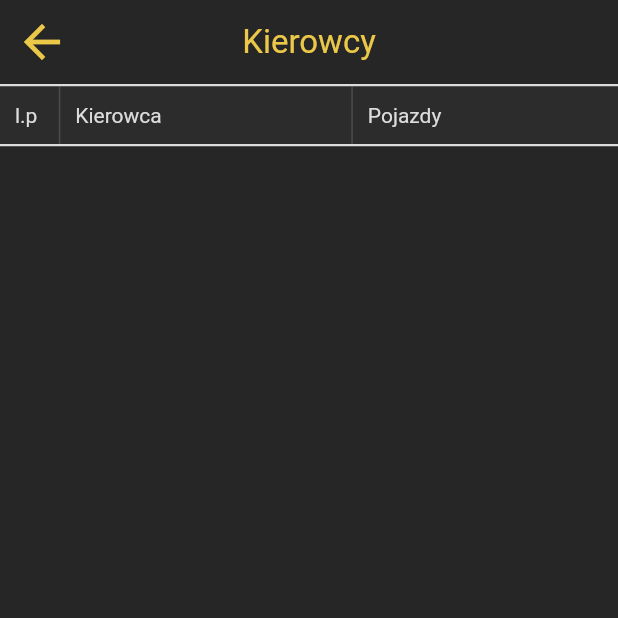
After one commit to xnrado/domjan, a Flutter app: the Drivers screen opened directly, on a phone screen of 412 x 824 dp, the top half of it. The commit adds this screen. Run offline on Flutter 3.47's test engine with Material 2 defaults, Android fonts, the phone set to English and light mode, and no system bars; our stand-ins replace firebase_auth, firebase_core, flutter_dotenv, shared_preferences, table_calendar; missing offline and left inert: mysql_client; accounts and stored records are empty.

Commit message:
Progress
- Added new classes
- Added new fields to the Drawer
- Added a new view drivers
- Improvements to backend database
- Bugfixes and localisation changes

```diff
--- /dev/null
+++ b/lib/views/home/drivers.dart
@@ -0,0 +1,202 @@
+import 'package:domjan/views/classes.dart';
+import 'package:flutter/material.dart';
+
+import '../../palette.dart';
+
+class Drivers extends StatefulWidget {
+  const Drivers({super.key});
+
+  @override
+  State<Drivers> createState() => _DriversState();
+}
+
+class _DriversState extends State<Drivers> {
+  @override
+  Widget build(BuildContext context) {
+    return Scaffold(
+      backgroundColor: Palette.backgroundColor,
+      appBar: AppBar(
+        centerTitle: true,
+        iconTheme: const IconThemeData(size: 36, color: Palette.domjanColor),
+        backgroundColor: Palette.backgroundColor,
+        title: const Text(
+          'Kierowcy',
+          style: TextStyle(color: Palette.domjanColor),
+        ),
+        bottom: PreferredSize(
+            preferredSize: const Size.fromHeight(1.5),
+            child: Container(
+              color: Palette.activeTextColor,
+              height: 1.5,
+            )),
+      ),
+      body: FutureBuilder(
+        future: getDrivers(),
+        builder: (context, snapshot) {
+          if (snapshot.hasError) {
+            return const Center(
+              child: Text(
+                'Nie udało się załadować informacji\no kierowcach.',
+                style: TextStyle(color: Palette.domjanColor, fontSize: 24),
+                textAlign: TextAlign.center,
+              ),
+            );
+          } else if (snapshot.hasData) {
+            final Map<int, Driver> drivers = snapshot.data as Map<int, Driver>;
+            final List<Driver> driversValues = drivers.values.toList();
+            final double width = MediaQuery.of(context).size.width - 20;
+            final double height = MediaQuery.of(context).size.height;
+            final double idWidth = (width / 10) * 1;
+            final double nameWidth = (width / 10) * 5 - 2;
+            final double busesWidth = (width / 10) * 4;
+
+            return DefaultTextStyle(
+              style: const TextStyle(color: Palette.activeTextColor),
+              child: InteractiveViewer(
+                panEnabled: false,
+                minScale: 1,
+                maxScale: 3,
+                child: Column(
+                  children: [
+                    Container(
+                      height: 40,
+                      decoration: const BoxDecoration(
+                          color: Palette.loginBox,
+                          border: Border(
+                              bottom: BorderSide(
+                                  color: Palette.activeTextColor, width: 1.5))),
+                      child: Row(
+                        children: [
+                          Container(
+                            padding: const EdgeInsets.only(left: 10),
+                            width: idWidth,
+                            child: const Text('l.p'),
+                          ),
+                          const VerticalDivider(
+                            color: Palette.inactiveTextColor,
+                            width: 1,
+                          ),
+                          Container(
+                            padding: const EdgeInsets.only(left: 10),
+                            width: nameWidth,
+                            child: const Text('Kierowca'),
+                          ),
+                          const VerticalDivider(
+                            color: Palette.inactiveTextColor,
+                            width: 1,
+                          ),
+                          Container(
+                            padding: const EdgeInsets.only(left: 10),
+                            width: busesWidth,
+                            child: const Text('Pojazdy'),
+                          ),
+                        ],
+                      ),
+                    ),
+                    Expanded(
+                      child: ListView.separated(
+                        separatorBuilder: (context, index) => const Divider(
+                          color: Palette.activeTextColor,
+                          height: 5,
+                          thickness: 0.5,
+                        ),
+                        itemCount: driversValues.length,
+                        itemBuilder: (context, index) {
+                          return GestureDetector(
+                            onTap: () {
+                              Navigator.of(context).push(
+                                PageRouteBuilder(
+                                  transitionDuration:
+                                      const Duration(milliseconds: 200),
+                                  reverseTransitionDuration:
+                                      const Duration(milliseconds: 200),
+                                  pageBuilder: (context, animation,
+                                          secondaryAnimation) =>
+                                      const Text("Test"),
+                                  transitionsBuilder: (context, animation,
+                                          secondaryAnimation, child) =>
+                                      SlideTransition(
+                                    position: Tween<Offset>(
+                                      begin: const Offset(0, 1),
+                                      end: Offset.zero,
+                                    ).animate(animation),
+                                    child: child,
+                                  ),
+                                ),
+                              );
+                            },
+                            child: IntrinsicHeight(
+                              child: Container(
+                                color: index % 2 == 1
+                                    ? Palette.loginBox
+                                    : Palette.backgroundColor,
+                                constraints:
+                                    const BoxConstraints(minHeight: 40),
+                                child: Row(
+                                  children: [
+                                    Container(
+                                      padding: const EdgeInsets.only(left: 10),
+                                      width: idWidth,
+                                      child: Text(driversValues[index]
+                                          .driverId
+                                          .toString()),
+                                    ),
+                                    const VerticalDivider(
+                                      color: Palette.inactiveTextColor,
+                                      width: 1,
+                                    ),
+                                    Container(
+                                      padding: const EdgeInsets.only(left: 10),
+                                      width: nameWidth,
+                                      child: Text(
+                                          '${driversValues[index].driverName} ${driversValues[index].driverSurname[0]}.'),
+                                    ),
+                                    const VerticalDivider(
+                                      color: Palette.inactiveTextColor,
+                                      width: 1,
+                                    ),
+                                    Container(
+                                      padding: const EdgeInsets.only(left: 10),
+                                      width: busesWidth,
+                                      child: () {
+                                        String text = '';
+                                        for (final bus in driversValues[index]
+                                            .driverBuses!) {
+                                          text = '$text$bus\n';
+                                        }
+                                        return Text(text.substring(
+                                            0,
+                                            text.length - 1 < 0
+                                                ? 0
+                                                : text.length - 1));
+                                      }(),
+                                    ),
+                                  ],
+                                ),
+                              ),
+                            ),
+                          );
+                        },
+                      ),
+                    ),
+                  ],
+                ),
+              ),
+            );
+          } else {
+            return const Center(
+              child: SizedBox(
+                width: 150,
+                height: 150,
+                child: CircularProgressIndicator(
+                  color: Palette.domjanColor,
+                  strokeWidth: 10,
+                ),
+              ),
+            );
+          }
+        },
+      ),
+    );
+  }
+}
```
Also changed, not shown: lib/views/classes.dart (added, +182 -0 lines), lib/views/event.dart (deleted, +0 -67 lines), lib/views/home/calendar.dart (+13 -8 lines), lib/views/home/home_view.dart (+133 -15 lines).
